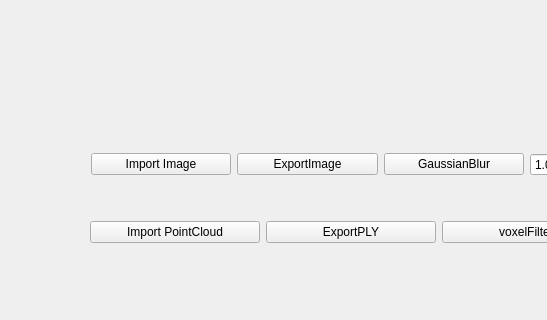
Qt form src/MainWindows.ui (Johnson-Tang2019/main_cpp_hw1) before a commit; both pictures show x 0 to 547 and y 407 to 727 of the 1080 by 727 pixel window.
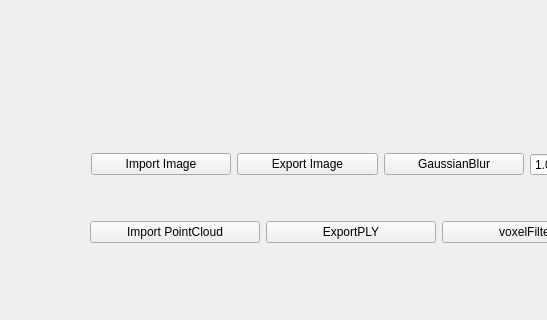
The same form after that commit.

```diff
--- a/src/MainWindows.ui
+++ b/src/MainWindows.ui
@@ -54,7 +54,7 @@
       <item>
        <widget class="QPushButton" name="btnExportImage">
         <property name="text">
-         <string>ExportImage</string>
+         <string>Export Image</string>
         </property>
        </widget>
       </item>
```
